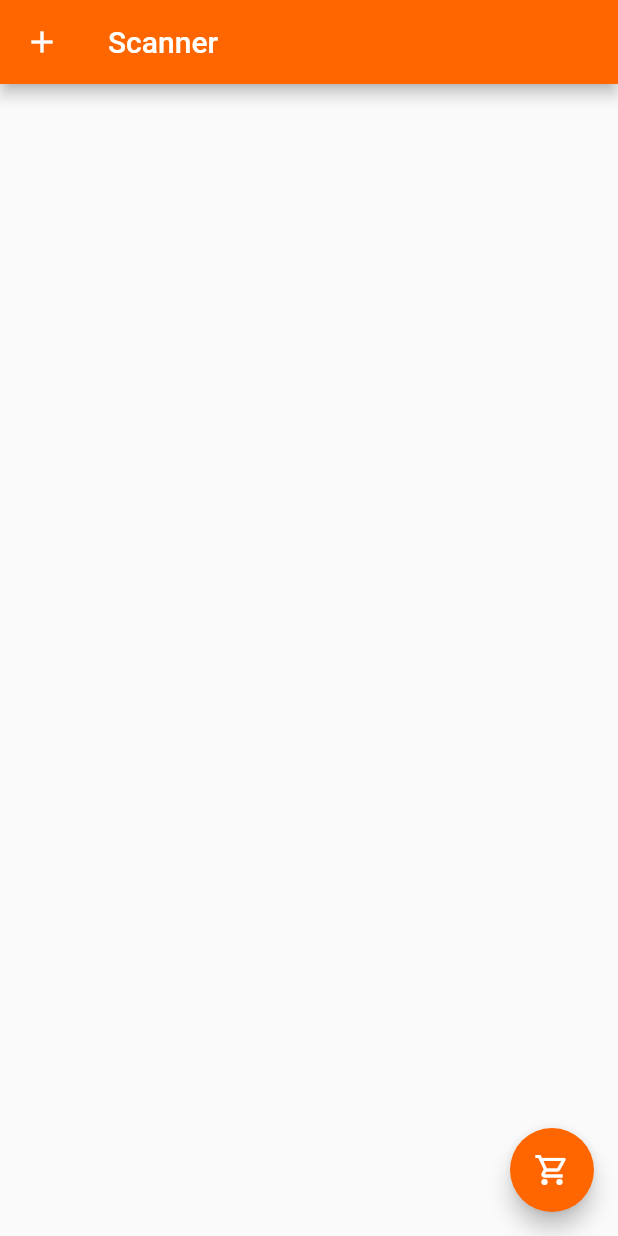
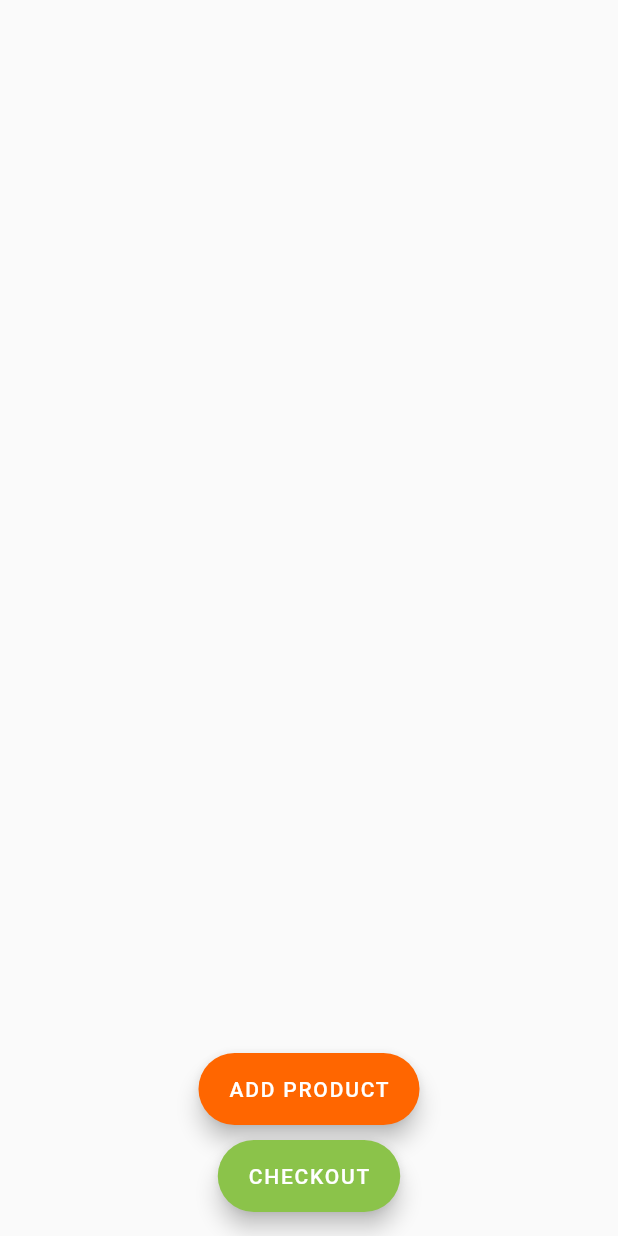
Before and after one commit to RoadJDK/Migi-Scan, a Flutter app: the screen it shows after launch, on a phone screen of 412 x 824 dp. Run offline on Flutter 3.47's test engine with Material 2 defaults, Android fonts, the phone set to English and light mode, and no system bars; missing offline and left inert: flutter_barcode_scanner.

Commit message:
new buttons

```diff
--- a/lib/main.dart
+++ b/lib/main.dart
@@ -1,13 +1,12 @@
 import 'dart:async';
 import 'dart:convert';
-import 'dart:ffi';
 
 import 'package:flutter/services.dart';
 import 'package:flutter_barcode_scanner/flutter_barcode_scanner.dart';
 import 'package:flutter/material.dart';
 import 'package:migi_scan/Product.dart';
 
-const String COLOR_CODE = "#ff6600";
+const Color DEFAULT_COLOR = Color.fromRGBO(255, 102, 0, 1);
 const String CANCEL_BUTTON_TEXT = "Cancel";
 
 bool useAlternative = false;
@@ -128,46 +127,6 @@ class ShoppingCardWidget extends State<ShoppingCardWidgetState> {
     const Key centerKey = ValueKey<String>('bottom-sliver-list');
 
     return Scaffold(
-      appBar: AppBar(
-        title: Text("Scanner"),
-        backgroundColor: Color.fromRGBO(255, 102, 0, 1),
-        leading: IconButton(
-          icon: const Icon(Icons.add),
-          onPressed: () async {
-            var scannedBarcode = await FlutterBarcodeScanner.scanBarcode(
-                COLOR_CODE, CANCEL_BUTTON_TEXT, false, ScanMode.BARCODE);
-
-            if (scannedBarcode == '-1') {
-              return;
-            }
-
-            int mCheckScore = 0;
-            var contain =
-                products.where((product) => product.barCode == scannedBarcode);
-            if (contain.isNotEmpty) {
-              mCheckScore = int.parse(contain.first.mCheckPoints);
-            }
-
-            var highestMCheckProduct = Product(
-                "0", "Unknown Product", "0", "Unknown", "Unknown", "Unknown", 1);
-            var highestMCheck = 0;
-
-            for (var i = 0; i < products.length; i++) {
-              if (int.parse(products[i].mCheckPoints) > highestMCheck) {
-                highestMCheck = int.parse(products[i].mCheckPoints);
-                highestMCheckProduct = products[i];
-              }
-            }
-
-            var alreadyAdded =
-            scannedProducts.where((product) => product.productID == contain.first.productID);
-
-            validateAnswer(scannedBarcode, contain, mCheckScore, highestMCheck, highestMCheckProduct, alreadyAdded);
-
-            setState(() {});
-          },
-        ),
-      ),
         body: CustomScrollView(
           center: centerKey,
           slivers: <Widget>[
@@ -235,45 +194,59 @@ class ShoppingCardWidget extends State<ShoppingCardWidgetState> {
             ),
           ],
         ),
-      floatingActionButton: FloatingActionButton(
+        floatingActionButtonLocation: FloatingActionButtonLocation.centerFloat,
+        floatingActionButton: Column(
+            mainAxisAlignment: MainAxisAlignment.end,
+            children: [
+              FloatingActionButton.extended(
                 onPressed: () async {
-          if (scannedProducts.isNotEmpty) {
-            for (var i = 0; i < scannedProducts.length; i++) {
-              if (scannedProducts[i].productID != '0') {
-                for (var j = 0; j < scannedProducts[i].quantity; j++) {
-                  await showDialog(
-                      barrierDismissible: false,
-                      context: context,
-                      builder: (_) => BarcodeDialog(scannedProducts[i].productImage)
-                  );
+                  var scannedBarcode = await FlutterBarcodeScanner.scanBarcode(
+                      '#ff6600', CANCEL_BUTTON_TEXT, false, ScanMode.BARCODE);
+
+                  if (scannedBarcode == '-1') {
+                    return;
                   }
+
+                  int mCheckScore = 0;
+                  var contain =
+                  products.where((product) => product.barCode == scannedBarcode);
+                  if (contain.isNotEmpty) {
+                    mCheckScore = int.parse(contain.first.mCheckPoints);
+                  }
+
+                  var highestMCheckProduct = Product(
+                      "0", "Unknown Product", "0", "Unknown", "Unknown", "Unknown", 1);
+                  var highestMCheck = 0;
+
+                  for (var i = 0; i < products.length; i++) {
+                    if (int.parse(products[i].mCheckPoints) > highestMCheck) {
+                      highestMCheck = int.parse(products[i].mCheckPoints);
+                      highestMCheckProduct = products[i];
                     }
                   }
 
-            int totalPoints = 0;
+                  var alreadyAdded =
+                  scannedProducts.where((product) => product.productID == contain.first.productID);
 
-            for (var i = 0; i < scannedProducts.length; i++) {
-              if (scannedProducts[i].productID != '0') {
-                for (var j = 0; j < scannedProducts[i].quantity; j++) {
-                  totalPoints += int.parse(scannedProducts[i].mCheckPoints);
-                }
-              }
-            }
+                  validateAnswer(scannedBarcode, contain, mCheckScore, highestMCheck, highestMCheckProduct, alreadyAdded);
 
-            if (totalPoints >= 1) {
-              await showDialog(
-                  context: context,
-                  builder: (_) => CheckoutDialog(totalPoints)
-              );
-            }
-
-            scannedProducts.clear();
                   setState(() {});
-          }
                 },
-        child: const Icon(Icons.shopping_cart_outlined),
-        backgroundColor: Color.fromRGBO(255, 102, 0, 1),
+                label: const Text('ADD PRODUCT'),
+                backgroundColor: DEFAULT_COLOR,
               ),
+              SizedBox(
+                height: 10,
+              ),
+              FloatingActionButton.extended(
+                onPressed: () {
+                  // Add your onPressed code here!
+                },
+                label: const Text('CHECKOUT'),
+                backgroundColor: Colors.lightGreen,
+              )
+            ]
+        )
     );
   }
 }
```
Lines whose indentation alone changed are shown as unchanged.
